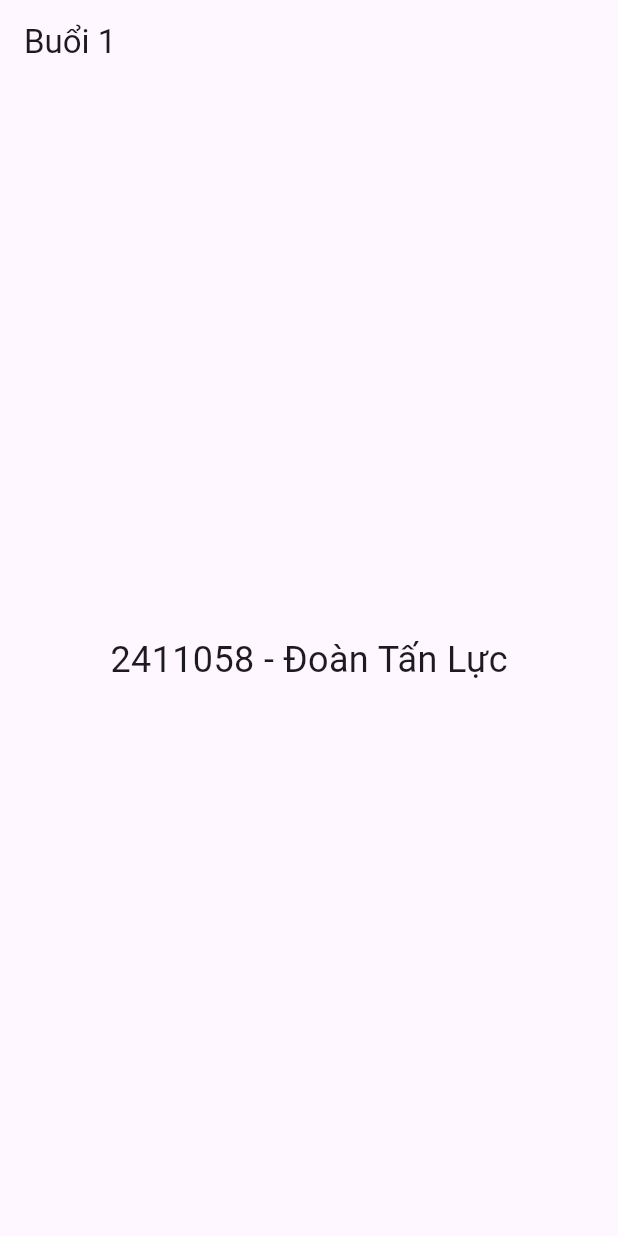
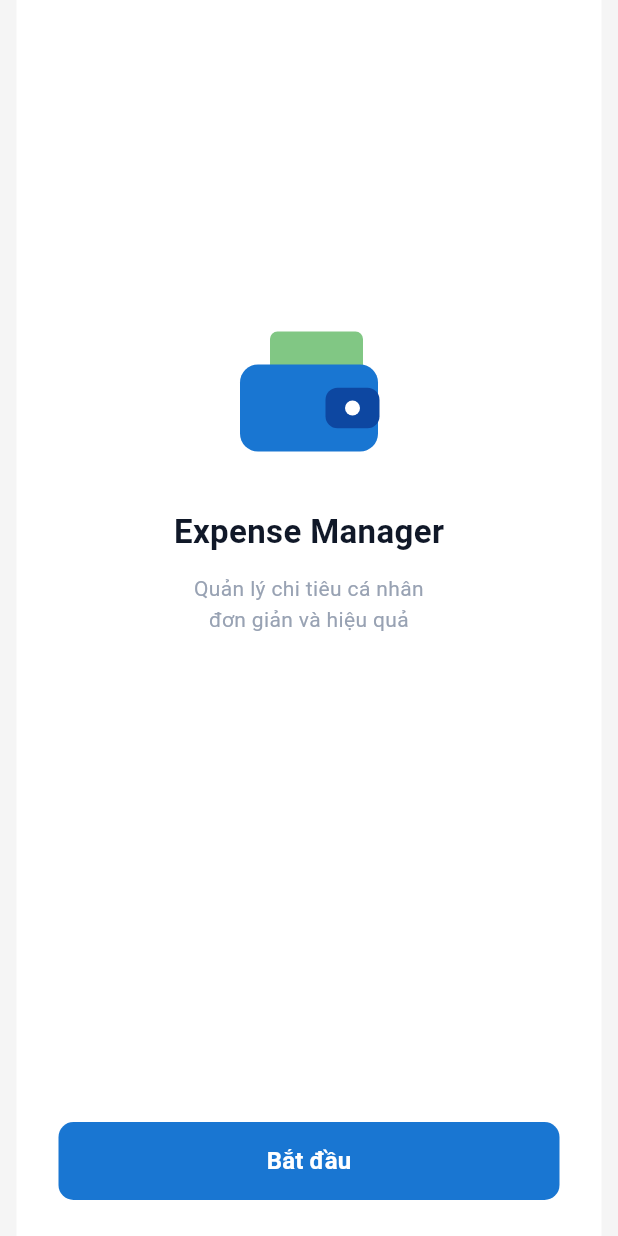
Before and after one commit to doantanluckhmt2411058/KHMT2411058_DOANTANLUC_casestudy1, a Flutter app: the screen it shows after launch, on a phone screen of 412 x 824 dp. Run offline on Flutter 3.47's test engine with Material 3 defaults, Android fonts, the phone set to English and light mode, and no system bars.

Commit message:
Buoi 2 - giao dien Expense Manager

```diff
--- a/lib/main.dart
+++ b/lib/main.dart
@@ -9,16 +9,129 @@ class MyApp extends StatelessWidget {
 
   @override
   Widget build(BuildContext context) {
-    return MaterialApp(
+    return const MaterialApp(
       debugShowCheckedModeBanner: false,
-      home: Scaffold(
-        appBar: AppBar(
-          title: const Text('Buổi 1'),
-        ),
-        body: const Center(
-          child: Text(
-            '2411058 - Đoàn Tấn Lực',
-            style: TextStyle(fontSize: 24),
+      home: WelcomeScreen(),
+    );
+  }
+}
+
+class WelcomeScreen extends StatelessWidget {
+  const WelcomeScreen({super.key});
+
+  @override
+  Widget build(BuildContext context) {
+    return Scaffold(
+      backgroundColor: const Color(0xFFF5F5F5),
+      body: Center(
+        child: Container(
+          width: 390,
+          height: 844,
+          color: Colors.white,
+          child: SafeArea(
+            child: Padding(
+              padding: const EdgeInsets.symmetric(horizontal: 28),
+              child: Column(
+                children: [
+                  const Spacer(flex: 3),
+
+                  // Icon ví
+                  Stack(
+                    clipBehavior: Clip.none,
+                    alignment: Alignment.center,
+                    children: [
+                      Positioned(
+                        top: -22,
+                        left: 20,
+                        child: Container(
+                          width: 62,
+                          height: 42,
+                          decoration: BoxDecoration(
+                            color: const Color(0xFF81C784),
+                            borderRadius: BorderRadius.circular(5),
+                          ),
+                        ),
+                      ),
+                      Container(
+                        width: 92,
+                        height: 58,
+                        decoration: BoxDecoration(
+                          color: const Color(0xFF1976D2),
+                          borderRadius: BorderRadius.circular(12),
+                        ),
+                      ),
+                      Positioned(
+                        right: -1,
+                        child: Container(
+                          width: 36,
+                          height: 27,
+                          decoration: BoxDecoration(
+                            color: const Color(0xFF0D47A1),
+                            borderRadius: BorderRadius.circular(8),
+                          ),
+                          child: const Center(
+                            child: CircleAvatar(
+                              radius: 5,
+                              backgroundColor: Colors.white,
+                            ),
+                          ),
+                        ),
+                      ),
+                    ],
+                  ),
+
+                  const SizedBox(height: 38),
+
+                  const Text(
+                    'Expense Manager',
+                    style: TextStyle(
+                      fontSize: 22,
+                      fontWeight: FontWeight.bold,
+                      color: Color(0xFF101828),
+                    ),
+                  ),
+
+                  const SizedBox(height: 12),
+
+                  const Text(
+                    'Quản lý chi tiêu cá nhân\nđơn giản và hiệu quả',
+                    textAlign: TextAlign.center,
+                    style: TextStyle(
+                      fontSize: 14,
+                      height: 1.5,
+                      color: Color(0xFF98A2B3),
+                    ),
+                  ),
+
+                  const Spacer(flex: 4),
+
+                  SizedBox(
+                    width: double.infinity,
+                    height: 52,
+                    child: ElevatedButton(
+                      onPressed: () {},
+                      style: ElevatedButton.styleFrom(
+                        backgroundColor: const Color(0xFF1976D2),
+                        foregroundColor: Colors.white,
+                        elevation: 0,
+                        shape: RoundedRectangleBorder(
+                          borderRadius: BorderRadius.circular(10),
+                        ),
+                      ),
+                      child: const Text(
+                        'Bắt đầu',
+                        style: TextStyle(
+                          fontSize: 16,
+                          fontWeight: FontWeight.bold,
+                        ),
+                      ),
+                    ),
+                  ),
+
+                  const SizedBox(height: 24),
+                ],
+              ),
+            ),
           ),
         ),
       ),
```
